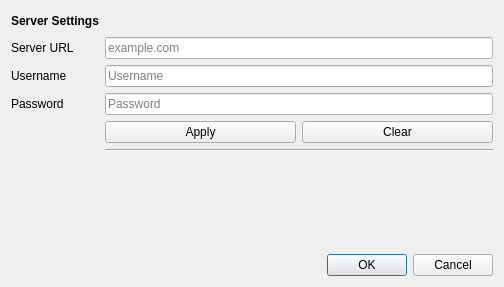
Before: the Qt Designer form src/gui/settingsdialog.ui in gravityfargo/DavTasks, drawn with Qt 5.
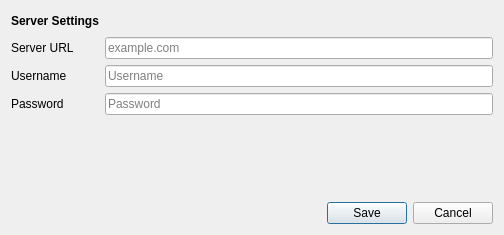
After: the same form once the commit is applied.

Commit message: new setting now update json - added sorting to gui

Diff of the .ui file:
```diff
--- a/src/gui/settingsdialog.ui
+++ b/src/gui/settingsdialog.ui
@@ -7,9 +7,15 @@
     <x>0</x>
     <y>0</y>
     <width>504</width>
-    <height>287</height>
+    <height>235</height>
    </rect>
   </property>
+  <property name="sizePolicy">
+   <sizepolicy hsizetype="Minimum" vsizetype="Minimum">
+    <horstretch>0</horstretch>
+    <verstretch>0</verstretch>
+   </sizepolicy>
+  </property>
   <property name="windowTitle">
    <string>Settings</string>
   </property>
@@ -17,7 +23,7 @@
    <item row="1" column="0">
     <widget class="QDialogButtonBox" name="buttonBox">
      <property name="standardButtons">
-      <set>QDialogButtonBox::Cancel|QDialogButtonBox::Ok</set>
+      <set>QDialogButtonBox::Cancel|QDialogButtonBox::Save</set>
      </property>
     </widget>
    </item>
@@ -94,44 +100,6 @@
        </property>
       </widget>
      </item>
-     <item row="4" column="0">
-      <spacer name="horizontalSpacer_3">
-       <property name="orientation">
-        <enum>Qt::Horizontal</enum>
-       </property>
-       <property name="sizeHint" stdset="0">
-        <size>
-         <width>40</width>
-         <height>20</height>
-        </size>
-       </property>
-      </spacer>
-     </item>
-     <item row="4" column="1">
-      <layout class="QHBoxLayout" name="horizontalLayout_2">
-       <item>
-        <widget class="QPushButton" name="pushButtonServerApply">
-         <property name="text">
-          <string>Apply</string>
-         </property>
-        </widget>
-       </item>
-       <item>
-        <widget class="QPushButton" name="pushButtonServerClear">
-         <property name="text">
-          <string>Clear</string>
-         </property>
-        </widget>
-       </item>
-      </layout>
-     </item>
-     <item row="5" column="1">
-      <widget class="Line" name="line">
-       <property name="orientation">
-        <enum>Qt::Horizontal</enum>
-       </property>
-      </widget>
-     </item>
     </layout>
    </item>
   </layout>
```
The commit also changes 4 other files.
